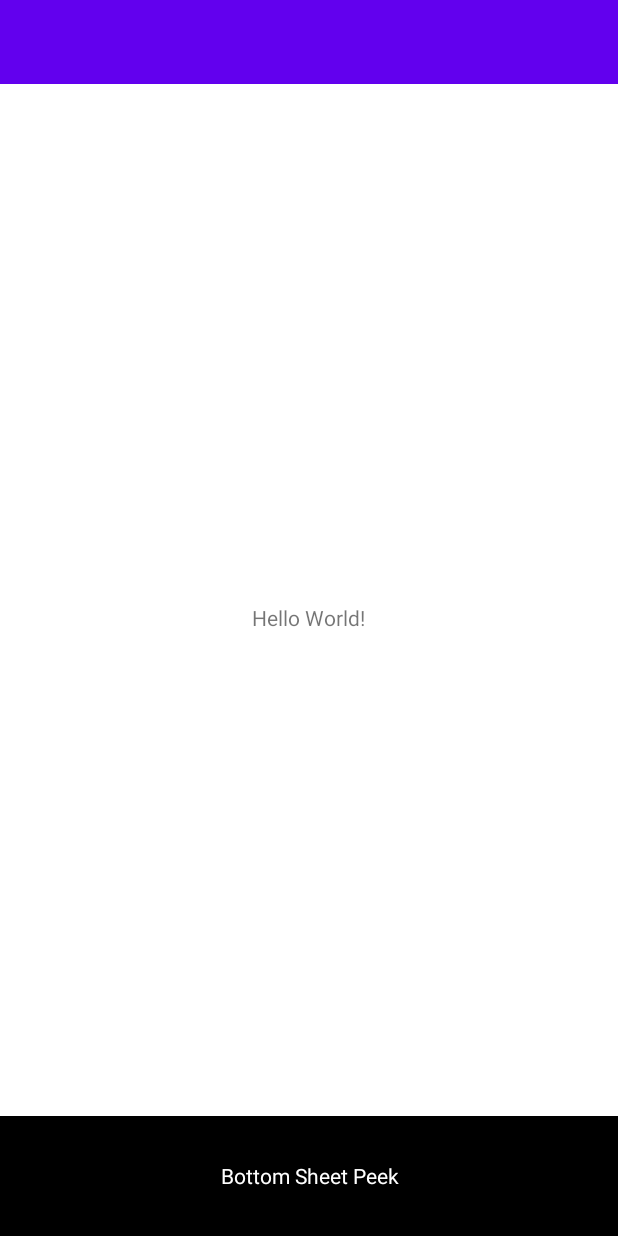
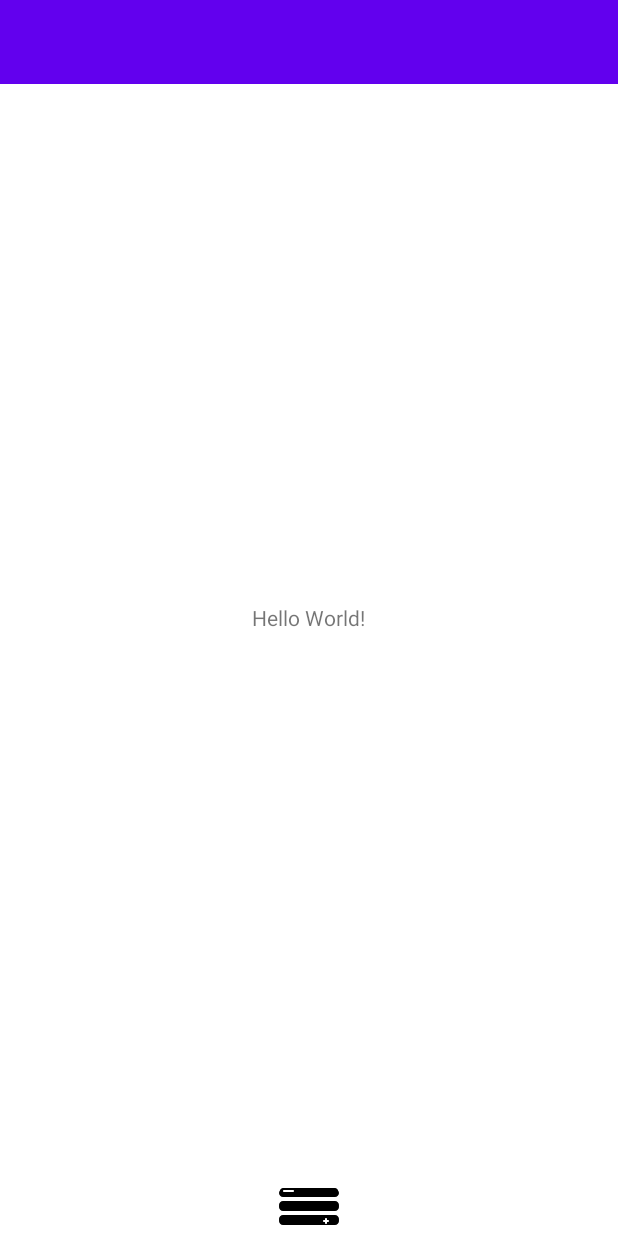
Before and after one commit to DikiyCoding/WorkShop, an Android app: the BottomSheetFragment screen opened directly, with no data from a screen before it, on a phone screen of 412 x 824 dp. Run offline under Robolectric (Android 15) with nearby library versions, the phone set to English and light mode, and no system bars.

Commit message:
add bottom sheet layout implementation, replace design.utils to workshop.utils

```diff
--- a/app/build.gradle
+++ b/app/build.gradle
@@ -60,6 +60,7 @@ dependencies {
         rxJavaVersion = "2.2.14"
         simpleRatingBarVersion = "1.5.0"
         smartlockVersion = "19.0.0"
+        viewPagerVersion = "1.1.0-alpha01"
     }
 
     //Base
@@ -128,4 +129,7 @@ dependencies {
     testImplementation "junit:junit:$junitVersion"
     androidTestImplementation "androidx.test.ext:junit:$extjunitVersion"
     androidTestImplementation "androidx.test.espresso:espresso-core:$espressoVersion"
+
+    //ViewPager2
+    implementation "androidx.viewpager2:viewpager2:$viewPagerVersion"
 }
--- a/app/src/main/java/com/dikiy/workshop/ui/design/examples/first/ui/activities/PermitsActivity.kt
+++ b/app/src/main/java/com/dikiy/workshop/ui/design/examples/first/ui/activities/PermitsActivity.kt
@@ -14,9 +14,9 @@ import kotlinx.android.synthetic.main.content_activity_permits.*
 import com.dikiy.workshop.ui.design.examples.first.model.Category
 import com.dikiy.workshop.ui.design.examples.first.model.Permit
 import com.dikiy.workshop.ui.design.examples.first.ui.adapters.PermitsAdapter
-import com.dikiy.workshop.ui.design.examples.first.utils.Constants
-import com.dikiy.workshop.ui.design.examples.first.utils.StyleUtils
-import com.dikiy.workshop.ui.design.examples.first.utils.VerticalLastItemMarginDecoration
+import com.dikiy.workshop.utils.constants.Constants
+import com.dikiy.workshop.utils.style.StyleUtils
+import com.dikiy.workshop.utils.decoration.VerticalLastItemMarginDecoration
 
 class PermitsActivity : AppCompatActivity() {
 
--- a/app/src/main/java/com/dikiy/workshop/ui/design/examples/first/ui/activities/PursesActivity.kt
+++ b/app/src/main/java/com/dikiy/workshop/ui/design/examples/first/ui/activities/PursesActivity.kt
@@ -9,7 +9,7 @@ import com.dikiy.workshop.ui.design.examples.first.ui.fragments.EventsFragment
 import com.dikiy.workshop.ui.design.examples.first.ui.fragments.MainFragment
 import com.dikiy.workshop.ui.design.examples.first.ui.fragments.SettingsFragment
 import kotlinx.android.synthetic.main.activity_purses.*
-import com.dikiy.workshop.ui.design.examples.first.utils.StyleUtils
+import com.dikiy.workshop.utils.style.StyleUtils
 
 class PursesActivity : AppCompatActivity() {
 
--- a/app/src/main/java/com/dikiy/workshop/ui/design/examples/first/ui/adapters/PermitsAdapter.kt
+++ b/app/src/main/java/com/dikiy/workshop/ui/design/examples/first/ui/adapters/PermitsAdapter.kt
@@ -9,8 +9,8 @@ import com.dikiy.workshop.R
 import kotlinx.android.synthetic.main.item_permits_header.view.*
 import kotlinx.android.synthetic.main.item_permits_main.view.*
 import com.dikiy.workshop.ui.design.examples.first.model.Permit
-import com.dikiy.workshop.ui.design.examples.first.utils.Constants
-import com.dikiy.workshop.ui.design.examples.first.utils.HorisontalFirstItemMarginDecoration
+import com.dikiy.workshop.utils.constants.Constants
+import com.dikiy.workshop.utils.decoration.HorisontalFirstItemMarginDecoration
 
 class PermitsAdapter(
         private val mCategoriesAdapter: CategoriesAdapter,
--- a/app/src/main/java/com/dikiy/workshop/ui/design/examples/first/ui/fragments/MainFragment.kt
+++ b/app/src/main/java/com/dikiy/workshop/ui/design/examples/first/ui/fragments/MainFragment.kt
@@ -12,8 +12,8 @@ import com.dikiy.workshop.ui.design.examples.first.ui.adapters.PursesAdapter
 import kotlinx.android.synthetic.main.fragment_purses_main.*
 import com.dikiy.workshop.ui.design.examples.first.model.Header
 import com.dikiy.workshop.ui.design.examples.first.model.Purse
-import com.dikiy.workshop.ui.design.examples.first.utils.Constants
-import com.dikiy.workshop.ui.design.examples.first.utils.VerticalLastItemMarginDecoration
+import com.dikiy.workshop.utils.constants.Constants
+import com.dikiy.workshop.utils.decoration.VerticalLastItemMarginDecoration
 
 class MainFragment : Fragment() {
 
--- a/app/src/main/java/com/dikiy/workshop/ui/views/android/bottomSheet/BottomSheetFragment.java
+++ /dev/null
@@ -1,30 +0,0 @@
-package com.dikiy.workshop.ui.views.android.bottomSheet;
-
-import android.os.Bundle;
-import android.view.LayoutInflater;
-import android.view.View;
-import android.view.ViewGroup;
-
-import androidx.annotation.NonNull;
-import androidx.annotation.Nullable;
-import androidx.fragment.app.Fragment;
-
-import com.dikiy.workshop.R;
-
-public class BottomSheetFragment extends Fragment {
-
-    @Nullable
-    @Override
-    public View onCreateView(@NonNull LayoutInflater inflater, @Nullable ViewGroup container, @Nullable Bundle savedInstanceState) {
-        return inflater.inflate(R.layout.fragment_bottom_sheet, null);
-    }
-
-    @Override
-    public void onViewCreated(@NonNull View view, @Nullable Bundle savedInstanceState) {
-        super.onViewCreated(view, savedInstanceState);
-        init();
-    }
-
-    private void init() {
-    }
-}
--- /dev/null
+++ b/app/src/main/java/com/dikiy/workshop/ui/views/android/bottomSheet/adapters/DetailsAdapter.java
@@ -0,0 +1,94 @@
+package com.dikiy.workshop.ui.views.android.bottomSheet.adapters;
+
+import android.view.LayoutInflater;
+import android.view.View;
+import android.view.ViewGroup;
+import android.widget.TextView;
+
+import androidx.annotation.NonNull;
+import androidx.recyclerview.widget.RecyclerView;
+import androidx.recyclerview.widget.RecyclerView.ViewHolder;
+import androidx.viewpager2.widget.ViewPager2;
+
+import com.dikiy.workshop.R;
+
+import java.util.List;
+
+public class DetailsAdapter extends RecyclerView.Adapter<ViewHolder> {
+
+    private final List<String> listDetails;
+
+    public DetailsAdapter(List<String> listDetails) {
+        this.listDetails = listDetails;
+    }
+
+    @Override
+    public int getItemViewType(int position) {
+        if (position == 0) return 0;
+        return 1;
+    }
+
+    @NonNull
+    @Override
+    public ViewHolder onCreateViewHolder(@NonNull ViewGroup parent, int viewType) {
+        if (viewType == 0) return new ViewHolderItemHeader(LayoutInflater.from(parent.getContext())
+                .inflate(R.layout.item_details_header, parent, false));
+        else return new ViewHolderItemMain(LayoutInflater.from(parent.getContext())
+                .inflate(R.layout.item_details_main, parent, false));
+    }
+
+    @Override
+    public void onBindViewHolder(@NonNull final ViewHolder holder, int position) {
+        if (this.getItemViewType(position) == 1)
+            ((ViewHolderItemMain) holder).bind(listDetails.get(position));
+    }
+
+    @Override
+    public int getItemCount() {
+        return listDetails.size();
+    }
+
+    private class HeaderAdapter extends RecyclerView.Adapter<ViewHolder> {
+
+        @NonNull
+        @Override
+        public ViewHolder onCreateViewHolder(@NonNull ViewGroup parent, int viewType) {
+            View view = LayoutInflater.from(parent.getContext())
+                    .inflate(R.layout.item_details_main, parent, false);
+            view.getLayoutParams().height = ViewGroup.LayoutParams.MATCH_PARENT;
+            return new ViewHolderItemMain(view);
+        }
+
+        @Override
+        public void onBindViewHolder(@NonNull ViewHolder holder, int position) {
+            ((ViewHolderItemMain) holder).bind(listDetails.get(position));
+        }
+
+        @Override
+        public int getItemCount() {
+            return listDetails.size();
+        }
+    }
+
+    private class ViewHolderItemHeader extends ViewHolder {
+
+        public ViewHolderItemHeader(@NonNull View view) {
+            super(view);
+            ((ViewPager2) view.findViewById(R.id.pager_details))
+                    .setAdapter(new HeaderAdapter());
+        }
+    }
+
+    private static class ViewHolderItemMain extends ViewHolder {
+        private final TextView tvDetail;
+
+        ViewHolderItemMain(View view) {
+            super(view);
+            tvDetail = view.findViewById(R.id.tv_detail);
+        }
+
+        private void bind(String detail) {
+            tvDetail.setText(detail);
+        }
+    }
+}
--- /dev/null
+++ b/app/src/main/java/com/dikiy/workshop/ui/views/android/bottomSheet/fragments/BottomSheetFragment.java
@@ -0,0 +1,56 @@
+package com.dikiy.workshop.ui.views.android.bottomSheet.fragments;
+
+import android.os.Bundle;
+import android.view.LayoutInflater;
+import android.view.View;
+import android.view.ViewGroup;
+
+import androidx.annotation.NonNull;
+import androidx.annotation.Nullable;
+import androidx.fragment.app.Fragment;
+import androidx.recyclerview.widget.RecyclerView;
+
+import com.dikiy.workshop.R;
+import com.dikiy.workshop.ui.views.android.bottomSheet.adapters.DetailsAdapter;
+import com.dikiy.workshop.utils.decoration.ItemDecoration;
+import com.google.android.material.bottomsheet.BottomSheetBehavior;
+
+import java.util.ArrayList;
+import java.util.List;
+
+public class BottomSheetFragment extends Fragment {
+
+    @Nullable
+    @Override
+    public View onCreateView(@NonNull LayoutInflater inflater, @Nullable ViewGroup container, @Nullable Bundle savedInstanceState) {
+        return inflater.inflate(R.layout.fragment_bottom_sheet, null);
+    }
+
+    @Override
+    public void onViewCreated(@NonNull View view, @Nullable Bundle savedInstanceState) {
+        super.onViewCreated(view, savedInstanceState);
+        init();
+    }
+
+    private void init() {
+        BottomSheetBehavior bottomSheetBehavior = BottomSheetBehavior
+                .from(requireView().findViewById(R.id.bottom_sheet));
+        bottomSheetBehavior.setFitToContents(false);
+        bottomSheetBehavior.setHalfExpandedRatio(0.275f);
+
+        List<String> listDetails = new ArrayList<>();
+        listDetails.add("body");
+        listDetails.add("head");
+        listDetails.add("left ankle");
+        listDetails.add("right ankle");
+        listDetails.add("left high arm");
+        listDetails.add("right high arm");
+        listDetails.add("left low arm");
+        listDetails.add("right low arm");
+        listDetails.add("left tibia");
+        listDetails.add("right tibia");
+        RecyclerView rvDetails = requireView().findViewById(R.id.list_details);
+        rvDetails.setAdapter(new DetailsAdapter(listDetails));
+//        rvDetails.addItemDecoration(new ItemDecoration(0, 0));
+    }
+}
--- a/app/src/main/java/com/dikiy/workshop/ui/design/examples/first/utils/Constants.kt
+++ b/app/src/main/java/com/dikiy/workshop/utils/constants/Constants.kt
@@ -1,4 +1,4 @@
-package com.dikiy.workshop.ui.design.examples.first.utils
+package com.dikiy.workshop.utils.constants
 
 object Constants {
 
--- a/app/src/main/java/com/dikiy/workshop/ui/design/examples/first/utils/StyleUtils.kt
+++ b/app/src/main/java/com/dikiy/workshop/utils/style/StyleUtils.kt
@@ -1,4 +1,4 @@
-package com.dikiy.workshop.ui.design.examples.first.utils
+package com.dikiy.workshop.utils.style
 
 import android.app.Activity
 import android.os.Build
--- /dev/null
+++ b/app/src/main/res/drawable/ic_menu.xml
@@ -0,0 +1,51 @@
+<vector xmlns:android="http://schemas.android.com/apk/res/android"
+    android:width="409dp"
+    android:height="409dp"
+    android:viewportWidth="409.6"
+    android:viewportHeight="409">
+    <path
+        android:fillColor="#000"
+        android:pathData="m6.828,116.262c0,-11.313 9.203,-20.48 20.453,-20.48h355.039c11.297,0 20.453,9.191 20.453,20.48 0,11.309 -9.203,20.477 -20.453,20.477h-355.039c-11.297,0 -20.453,-9.191 -20.453,-20.477zM6.828,116.262" />
+    <path
+        android:fillColor="#000"
+        android:pathData="m382.32,143.566h-355.039c-15.043,0 -27.281,-12.25 -27.281,-27.305 0,-15.059 12.238,-27.309 27.281,-27.309h355.039c15.039,0 27.281,12.25 27.281,27.309 0,15.055 -12.242,27.305 -27.281,27.305zM27.281,102.605c-7.516,0 -13.629,6.125 -13.629,13.656 0,7.527 6.113,13.652 13.629,13.652h355.039c7.512,0 13.625,-6.125 13.625,-13.652 0,-7.531 -6.113,-13.656 -13.625,-13.656zM27.281,102.605" />
+    <path
+        android:fillColor="#000"
+        android:pathData="m6.828,211.832c0,-11.309 9.203,-20.48 20.453,-20.48h355.039c11.297,0 20.453,9.195 20.453,20.48 0,11.313 -9.203,20.48 -20.453,20.48h-355.039c-11.297,0 -20.453,-9.191 -20.453,-20.48zM6.828,211.832" />
+    <path
+        android:fillColor="#000"
+        android:pathData="m382.32,239.141h-355.039c-15.043,0 -27.281,-12.25 -27.281,-27.309 0,-15.055 12.238,-27.305 27.281,-27.305h355.039c15.039,0 27.277,12.25 27.277,27.305 0,15.059 -12.238,27.309 -27.277,27.309zM27.281,198.18c-7.516,0 -13.629,6.125 -13.629,13.652 0,7.531 6.113,13.656 13.629,13.656h355.039c7.512,0 13.625,-6.125 13.625,-13.656 0,-7.527 -6.113,-13.652 -13.625,-13.652zM27.281,198.18" />
+    <path
+        android:fillColor="#000"
+        android:pathData="m6.828,307.406c0,-11.313 9.203,-20.48 20.453,-20.48h355.039c11.297,0 20.453,9.191 20.453,20.48 0,11.313 -9.203,20.48 -20.453,20.48h-355.039c-11.297,0 -20.453,-9.191 -20.453,-20.48zM6.828,307.406" />
+    <path
+        android:fillColor="#000"
+        android:pathData="m382.32,334.715h-355.039c-15.043,0 -27.281,-12.254 -27.281,-27.309s12.238,-27.305 27.281,-27.305h355.039c15.039,0 27.277,12.25 27.277,27.305s-12.238,27.309 -27.277,27.309zM27.281,293.754c-7.516,0 -13.629,6.121 -13.629,13.652s6.113,13.652 13.629,13.652h355.039c7.512,0 13.625,-6.121 13.625,-13.652s-6.113,-13.652 -13.625,-13.652zM27.281,293.754" />
+    <path
+        android:fillColor="#000"
+        android:pathData="m6.828,102.605c0,-11.313 9.203,-20.48 20.453,-20.48h355.039c11.297,0 20.453,9.195 20.453,20.48 0,11.313 -9.203,20.48 -20.453,20.48h-355.039c-11.297,0 -20.453,-9.191 -20.453,-20.48zM6.828,102.605" />
+    <path
+        android:fillColor="#0000"
+        android:pathData="m382.32,129.914h-355.039c-15.043,0 -27.281,-12.25 -27.281,-27.309 0,-15.055 12.238,-27.305 27.281,-27.305h355.039c15.039,0 27.281,12.25 27.281,27.305 0,15.059 -12.242,27.309 -27.281,27.309zM27.281,88.953c-7.516,0 -13.629,6.125 -13.629,13.652 0,7.531 6.113,13.656 13.629,13.656h355.039c7.512,0 13.625,-6.125 13.625,-13.656 0,-7.527 -6.113,-13.652 -13.625,-13.652zM27.281,88.953" />
+    <path
+        android:fillColor="#000"
+        android:pathData="m6.828,198.18c0,-11.313 9.203,-20.48 20.453,-20.48h355.039c11.297,0 20.453,9.191 20.453,20.48 0,11.313 -9.203,20.48 -20.453,20.48h-355.039c-11.297,0 -20.453,-9.191 -20.453,-20.48zM6.828,198.18" />
+    <path
+        android:fillColor="#000"
+        android:pathData="m382.32,225.488h-355.039c-15.043,0 -27.281,-12.254 -27.281,-27.309 0,-15.055 12.238,-27.305 27.281,-27.305h355.039c15.039,0 27.277,12.25 27.277,27.305 0,15.055 -12.238,27.309 -27.277,27.309zM27.281,184.527c-7.516,0 -13.629,6.121 -13.629,13.652s6.113,13.652 13.629,13.652h355.039c7.512,0 13.625,-6.121 13.625,-13.652s-6.113,-13.652 -13.625,-13.652zM27.281,184.527" />
+    <path
+        android:fillColor="#000"
+        android:pathData="m6.828,293.754c0,-11.313 9.203,-20.48 20.453,-20.48h355.039c11.297,0 20.453,9.191 20.453,20.48 0,11.313 -9.203,20.48 -20.453,20.48h-355.039c-11.297,0 -20.453,-9.191 -20.453,-20.48zM6.828,293.754" />
+    <path
+        android:fillColor="#000"
+        android:pathData="m382.32,321.059h-355.039c-15.043,0 -27.281,-12.25 -27.281,-27.305 0,-15.059 12.238,-27.309 27.281,-27.309h355.039c15.039,0 27.277,12.25 27.277,27.309 0,15.055 -12.238,27.305 -27.277,27.305zM27.281,280.102c-7.516,0 -13.629,6.121 -13.629,13.652 0,7.527 6.113,13.652 13.629,13.652h355.039c7.512,0 13.625,-6.125 13.625,-13.652 0,-7.531 -6.113,-13.652 -13.625,-13.652zM27.281,280.102" />
+    <path
+        android:fillColor="#fff"
+        android:pathData="m320.852,327.887c-3.773,0 -6.824,-3.059 -6.824,-6.828v-27.305c0,-3.77 3.051,-6.828 6.824,-6.828 3.773,0 6.828,3.059 6.828,6.828v27.305c0,3.77 -3.055,6.828 -6.828,6.828zM320.852,327.887" />
+    <path
+        android:fillColor="#fff"
+        android:pathData="m334.508,314.234h-27.309c-3.773,0 -6.824,-3.059 -6.824,-6.828s3.051,-6.828 6.824,-6.828h27.309c3.773,0 6.824,3.059 6.824,6.828s-3.051,6.828 -6.824,6.828zM334.508,314.234" />
+    <path
+        android:fillColor="#fff"
+        android:pathData="m95.574,109.434h-61.441c-3.773,0 -6.824,-3.059 -6.824,-6.828s3.051,-6.824 6.824,-6.824h61.441c3.773,0 6.824,3.055 6.824,6.824s-3.051,6.828 -6.824,6.828zM95.574,109.434" />
+</vector>
--- a/app/src/main/res/layout/activity_main.xml
+++ b/app/src/main/res/layout/activity_main.xml
@@ -38,7 +38,7 @@
 
     <fragment
         android:id="@+id/container"
-        android:name="com.dikiy.workshop.ui.views.android.bottomSheet.BottomSheetFragment"
+        android:name="com.dikiy.workshop.ui.views.android.bottomSheet.fragments.BottomSheetFragment"
         android:layout_width="match_parent"
         android:layout_height="match_parent" />
 
--- /dev/null
+++ b/app/src/main/res/layout/item_details_header.xml
@@ -0,0 +1,5 @@
+<?xml version="1.0" encoding="utf-8"?>
+<androidx.viewpager2.widget.ViewPager2 xmlns:android="http://schemas.android.com/apk/res/android"
+    android:id="@+id/pager_details"
+    android:layout_width="match_parent"
+    android:layout_height="wrap_content" />
--- a/app/src/main/res/layout/layout_bottom_sheet.xml
+++ b/app/src/main/res/layout/layout_bottom_sheet.xml
@@ -3,26 +3,22 @@
     xmlns:app="http://schemas.android.com/apk/res-auto"
     android:id="@+id/bottom_sheet"
     android:layout_width="match_parent"
-    android:layout_height="340dp"
-    android:background="@android:color/darker_gray"
+    android:layout_height="match_parent"
     android:orientation="vertical"
     app:behavior_hideable="false"
-    app:behavior_peekHeight="80dp"
+    app:behavior_peekHeight="40dp"
     app:layout_behavior="@string/bottom_sheet_behavior">
 
-    <TextView
+    <ImageView
         android:layout_width="match_parent"
-        android:layout_height="80dp"
-        android:background="@color/colorAccent"
-        android:gravity="center"
-        android:text="@string/bottom_sheet_peek"
-        android:textColor="@android:color/white" />
+        android:layout_height="40dp"
+        android:src="@drawable/ic_menu" />
 
-    <TextView
+    <androidx.recyclerview.widget.RecyclerView
+        android:id="@+id/list_details"
         android:layout_width="match_parent"
         android:layout_height="match_parent"
-        android:gravity="center"
-        android:text="@string/bottom_sheet_content"
-        android:textColor="@android:color/white" />
+        android:orientation="vertical"
+        app:layoutManager="androidx.recyclerview.widget.LinearLayoutManager" />
 
 </LinearLayout>
--- a/app/src/main/res/values/strings.xml
+++ b/app/src/main/res/values/strings.xml
@@ -82,10 +82,6 @@
     <string name="thumbnail">Thumbnail</string>
     <string name="add_participants">Add Participants</string>
 
-    <!-- Bottom Sheet -->
-    <string name="bottom_sheet_peek">Bottom Sheet Peek</string>
-    <string name="bottom_sheet_content">Bottom Sheet Content</string>
-
     <!--Progress Bar-->
     <string name="progress_button_text">Продолжить</string>
     <string name="progress_edit_text_hint">Введите текст</string>
```
Also changed, not shown: app/src/main/java/com/dikiy/workshop/ui/views/custom/stickyRecycleView/StickyRecyclerView.java (added, +168 -0 lines), app/src/main/java/com/dikiy/workshop/utils/decoration/HorisontalFirstItemMarginDecoration.kt (renamed from app/src/main/java/com/dikiy/workshop/ui/design/examples/first/utils/VerticalLastItemMarginDecoration.kt, +5 -6 lines), app/src/main/java/com/dikiy/workshop/utils/decoration/ItemDecoration.java (added, +54 -0 lines), app/src/main/java/com/dikiy/workshop/utils/decoration/VerticalLastItemMarginDecoration.kt (renamed from app/src/main/java/com/dikiy/workshop/ui/design/examples/first/utils/HorisontalFirstItemMarginDecoration.kt, +6 -5 lines), app/src/main/res/layout/item_details_main.xml (added, +55 -0 lines).
